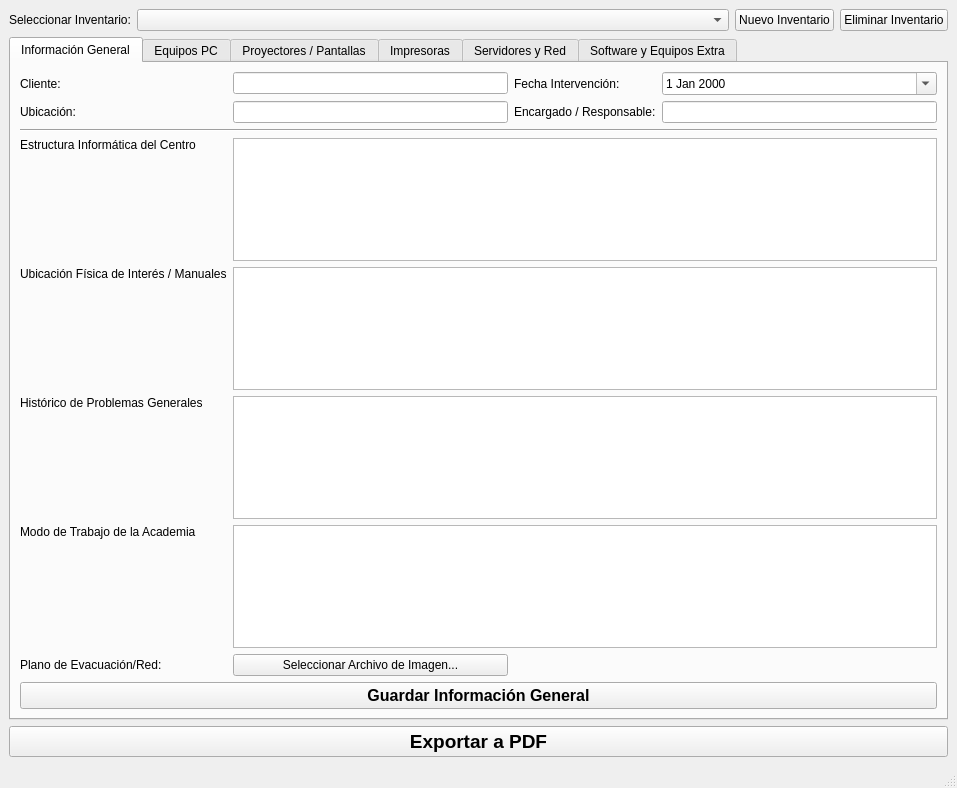
Above: ui_inventario.ui from SergeWinters/inventario_informatico before the change. Below: the same form after it.
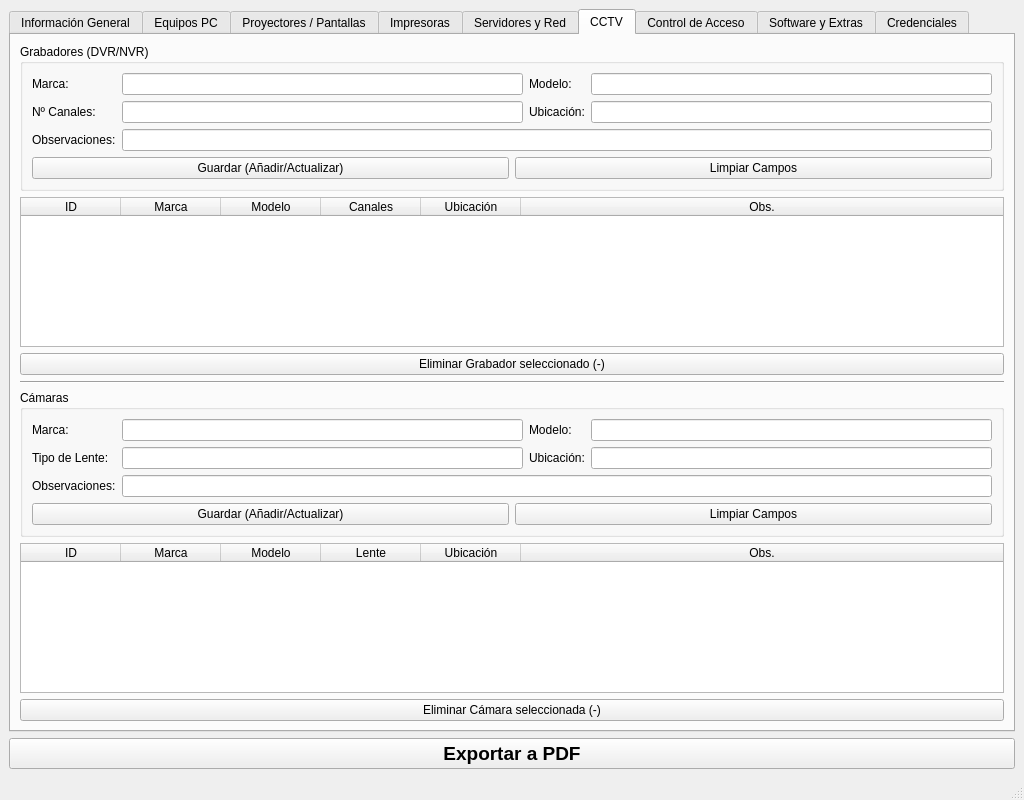
That is the form after the change. The open tabs and pages were chosen to show the change. Icons and pictures are not drawn.

Diff of the .ui file:
```diff
--- a/ui_inventario.ui
+++ b/ui_inventario.ui
@@ -6,8 +6,8 @@
    <rect>
     <x>0</x>
     <y>0</y>
-    <width>957</width>
-    <height>788</height>
+    <width>1024</width>
+    <height>800</height>
    </rect>
   </property>
   <property name="windowTitle">
@@ -15,41 +15,6 @@
   </property>
   <widget class="QWidget" name="centralwidget">
    <layout class="QVBoxLayout" name="verticalLayout">
-    <item>
-     <layout class="QHBoxLayout" name="horizontalLayout">
-      <item>
-       <widget class="QLabel" name="label">
-        <property name="text">
-         <string>Seleccionar Inventario:</string>
-        </property>
-       </widget>
-      </item>
-      <item>
-       <widget class="QComboBox" name="combo_inventarios">
-        <property name="sizePolicy">
-         <sizepolicy hsizetype="Expanding" vsizetype="Fixed">
-          <horstretch>0</horstretch>
-          <verstretch>0</verstretch>
-         </sizepolicy>
-        </property>
-       </widget>
-      </item>
-      <item>
-       <widget class="QPushButton" name="btn_nuevo_inventario">
-        <property name="text">
-         <string>Nuevo Inventario</string>
-        </property>
-       </widget>
-      </item>
-      <item>
-       <widget class="QPushButton" name="btn_eliminar_inventario">
-        <property name="text">
-         <string>Eliminar Inventario</string>
-        </property>
-       </widget>
-      </item>
-     </layout>
-    </item>
     <item>
      <widget class="QTabWidget" name="tabs_main">
       <property name="currentIndex">
@@ -153,7 +118,7 @@
         <item row="6" column="0">
          <widget class="QLabel" name="label_9">
           <property name="text">
-           <string>Modo de Trabajo de la Academia</string>
+           <string>Modo de Trabajo</string>
           </property>
           <property name="alignment">
            <set>Qt::AlignLeading|Qt::AlignLeft|Qt::AlignTop</set>
@@ -839,9 +804,423 @@
         </item>
        </layout>
       </widget>
+      <widget class="QWidget" name="tab_cctv">
+       <attribute name="title">
+        <string>CCTV</string>
+       </attribute>
+       <layout class="QVBoxLayout" name="verticalLayout_8">
+        <item>
+         <widget class="QGroupBox" name="groupBox_8">
+          <property name="title">
+           <string>Grabadores (DVR/NVR)</string>
+          </property>
+          <layout class="QGridLayout" name="gridLayout_7">
+           <item row="0" column="0">
+            <widget class="QLabel" name="label_44">
+             <property name="text">
+              <string>Marca:</string>
+             </property>
+            </widget>
+           </item>
+           <item row="0" column="1">
+            <widget class="QLineEdit" name="input_cctv_rec_marca"/>
+           </item>
+           <item row="0" column="2">
+            <widget class="QLabel" name="label_45">
+             <property name="text">
+              <string>Modelo:</string>
+             </property>
+            </widget>
+           </item>
+           <item row="0" column="3">
+            <widget class="QLineEdit" name="input_cctv_rec_modelo"/>
+           </item>
+           <item row="1" column="0">
+            <widget class="QLabel" name="label_46">
+             <property name="text">
+              <string>Nº Canales:</string>
+             </property>
+            </widget>
+           </item>
+           <item row="1" column="1">
+            <widget class="QLineEdit" name="input_cctv_rec_canales"/>
+           </item>
+           <item row="1" column="2">
+            <widget class="QLabel" name="label_47">
+             <property name="text">
+              <string>Ubicación:</string>
+             </property>
+            </widget>
+           </item>
+           <item row="1" column="3">
+            <widget class="QLineEdit" name="input_cctv_rec_ubicacion"/>
+           </item>
+           <item row="2" column="0">
+            <widget class="QLabel" name="label_48">
+             <property name="text">
+              <string>Observaciones:</string>
+             </property>
+            </widget>
+           </item>
+           <item row="2" column="1" colspan="3">
+            <widget class="QLineEdit" name="input_cctv_rec_obs"/>
+           </item>
+           <item row="3" column="0" colspan="4">
+            <layout class="QHBoxLayout" name="horizontalLayout_13">
+             <item>
+              <widget class="QPushButton" name="btn_save_cctv_recorder">
+               <property name="text">
+                <string>Guardar (Añadir/Actualizar)</string>
+               </property>
+              </widget>
+             </item>
+             <item>
+              <widget class="QPushButton" name="btn_clear_cctv_recorder">
+               <property name="text">
+                <string>Limpiar Campos</string>
+               </property>
+              </widget>
+             </item>
+            </layout>
+           </item>
+          </layout>
+         </widget>
+        </item>
+        <item>
+         <widget class="QTableWidget" name="table_cctv_recorders">
+          <property name="selectionBehavior">
+           <enum>QAbstractItemView::SelectRows</enum>
+          </property>
+          <attribute name="horizontalHeaderStretchLastSection">
+           <bool>true</bool>
+          </attribute>
+          <column>
+           <property name="text">
+            <string>ID</string>
+           </property>
+          </column>
+          <column>
+           <property name="text">
+            <string>Marca</string>
+           </property>
+          </column>
+          <column>
+           <property name="text">
+            <string>Modelo</string>
+           </property>
+          </column>
+          <column>
+           <property name="text">
+            <string>Canales</string>
+           </property>
+          </column>
+          <column>
+           <property name="text">
+            <string>Ubicación</string>
+           </property>
+          </column>
+          <column>
+           <property name="text">
+            <string>Obs.</string>
+           </property>
+          </column>
+         </widget>
+        </item>
+        <item>
+         <widget class="QPushButton" name="btn_del_cctv_recorder">
+          <property name="text">
+           <string>Eliminar Grabador seleccionado (-)</string>
+          </property>
+         </widget>
+        </item>
+        <item>
+         <widget class="Line" name="line_4">
+          <property name="orientation">
+           <enum>Qt::Horizontal</enum>
+          </property>
+         </widget>
+        </item>
+        <item>
+         <widget class="QGroupBox" name="groupBox_9">
+          <property name="title">
+           <string>Cámaras</string>
+          </property>
+          <layout class="QGridLayout" name="gridLayout_8">
+           <item row="0" column="0">
+            <widget class="QLabel" name="label_49">
+             <property name="text">
+              <string>Marca:</string>
+             </property>
+            </widget>
+           </item>
+           <item row="0" column="1">
+            <widget class="QLineEdit" name="input_cctv_cam_marca"/>
+           </item>
+           <item row="0" column="2">
+            <widget class="QLabel" name="label_50">
+             <property name="text">
+              <string>Modelo:</string>
+             </property>
+            </widget>
+           </item>
+           <item row="0" column="3">
+            <widget class="QLineEdit" name="input_cctv_cam_modelo"/>
+           </item>
+           <item row="1" column="0">
+            <widget class="QLabel" name="label_51">
+             <property name="text">
+              <string>Tipo de Lente:</string>
+             </property>
+            </widget>
+           </item>
+           <item row="1" column="1">
+            <widget class="QLineEdit" name="input_cctv_cam_lente"/>
+           </item>
+           <item row="1" column="2">
+            <widget class="QLabel" name="label_52">
+             <property name="text">
+              <string>Ubicación:</string>
+             </property>
+            </widget>
+           </item>
+           <item row="1" column="3">
+            <widget class="QLineEdit" name="input_cctv_cam_ubicacion"/>
+           </item>
+           <item row="2" column="0">
+            <widget class="QLabel" name="label_53">
+             <property name="text">
+              <string>Observaciones:</string>
+             </property>
+            </widget>
+           </item>
+           <item row="2" column="1" colspan="3">
+            <widget class="QLineEdit" name="input_cctv_cam_obs"/>
+           </item>
+           <item row="3" column="0" colspan="4">
+            <layout class="QHBoxLayout" name="horizontalLayout_14">
+             <item>
+              <widget class="QPushButton" name="btn_save_cctv_camera">
+               <property name="text">
+                <string>Guardar (Añadir/Actualizar)</string>
+               </property>
+              </widget>
+             </item>
+             <item>
+              <widget class="QPushButton" name="btn_clear_cctv_camera">
+               <property name="text">
+                <string>Limpiar Campos</string>
+               </property>
+              </widget>
+             </item>
+            </layout>
+           </item>
+          </layout>
+         </widget>
+        </item>
+        <item>
+         <widget class="QTableWidget" name="table_cctv_cameras">
+          <property name="selectionBehavior">
+           <enum>QAbstractItemView::SelectRows</enum>
+          </property>
+          <attribute name="horizontalHeaderStretchLastSection">
+           <bool>true</bool>
+          </attribute>
+          <column>
+           <property name="text">
+            <string>ID</string>
+           </property>
+          </column>
+          <column>
+           <property name="text">
+            <string>Marca</string>
+           </property>
+          </column>
+          <column>
+           <property name="text">
+            <string>Modelo</string>
+           </property>
+          </column>
+          <column>
+           <property name="text">
+            <string>Lente</string>
+           </property>
+          </column>
+          <column>
+           <property name="text">
+            <string>Ubicación</string>
+           </property>
+          </column>
+          <column>
+           <property name="text">
+            <string>Obs.</string>
+           </property>
+          </column>
+         </widget>
+        </item>
+        <item>
+         <widget class="QPushButton" name="btn_del_cctv_camera">
+          <property name="text">
+           <string>Eliminar Cámara seleccionada (-)</string>
+          </property>
+         </widget>
+        </item>
+       </layout>
+      </widget>
+      <widget class="QWidget" name="tab_accesos">
+       <attribute name="title">
+        <string>Control de Acceso</string>
+       </attribute>
+       <layout class="QVBoxLayout" name="verticalLayout_9">
+        <item>
+         <widget class="QGroupBox" name="groupBox_10">
+          <property name="title">
+           <string>Añadir / Editar Dispositivo de Acceso</string>
+          </property>
+          <layout class="QGridLayout" name="gridLayout_9">
+           <item row="0" column="0">
+            <widget class="QLabel" name="label_54">
+             <property name="text">
+              <string>Marca:</string>
+             </property>
+            </widget>
+           </item>
+           <item row="0" column="1">
+            <widget class="QLineEdit" name="input_acceso_marca"/>
+           </item>
+           <item row="0" column="2">
+            <widget class="QLabel" name="label_55">
+             <property name="text">
+              <string>Modelo:</string>
+             </property>
+            </widget>
+           </item>
+           <item row="0" column="3">
+            <widget class="QLineEdit" name="input_acceso_modelo"/>
+           </item>
+           <item row="1" column="0">
+            <widget class="QLabel" name="label_56">
+             <property name="text">
+              <string>Tipo:</string>
+             </property>
+            </widget>
+           </item>
+           <item row="1" column="1">
+            <widget class="QComboBox" name="combo_acceso_tipo">
+             <item>
+              <property name="text">
+               <string>Biométrico</string>
+              </property>
+             </item>
+             <item>
+              <property name="text">
+               <string>Tarjeta RFID</string>
+              </property>
+             </item>
+             <item>
+              <property name="text">
+               <string>Contraseña</string>
+              </property>
+             </item>
+             <item>
+              <property name="text">
+               <string>Mixto</string>
+              </property>
+             </item>
+            </widget>
+           </item>
+           <item row="1" column="2">
+            <widget class="QLabel" name="label_57">
+             <property name="text">
+              <string>Ubicación:</string>
+             </property>
+            </widget>
+           </item>
+           <item row="1" column="3">
+            <widget class="QLineEdit" name="input_acceso_ubicacion"/>
+           </item>
+           <item row="2" column="0">
+            <widget class="QLabel" name="label_58">
+             <property name="text">
+              <string>Observaciones:</string>
+             </property>
+            </widget>
+           </item>
+           <item row="2" column="1" colspan="3">
+            <widget class="QLineEdit" name="input_acceso_obs"/>
+           </item>
+           <item row="3" column="0" colspan="4">
+            <layout class="QHBoxLayout" name="horizontalLayout_15">
+             <item>
+              <widget class="QPushButton" name="btn_save_acceso">
+               <property name="text">
+                <string>Guardar (Añadir/Actualizar)</string>
+               </property>
+              </widget>
+             </item>
+             <item>
+              <widget class="QPushButton" name="btn_clear_acceso">
+               <property name="text">
+                <string>Limpiar Campos</string>
+               </property>
+              </widget>
+             </item>
+            </layout>
+           </item>
+          </layout>
+         </widget>
+        </item>
+        <item>
+         <widget class="QTableWidget" name="table_accesos">
+          <property name="selectionBehavior">
+           <enum>QAbstractItemView::SelectRows</enum>
+          </property>
+          <attribute name="horizontalHeaderStretchLastSection">
+           <bool>true</bool>
+          </attribute>
+          <column>
+           <property name="text">
+            <string>ID</string>
+           </property>
+          </column>
+          <column>
+           <property name="text">
+            <string>Marca</string>
+           </property>
+          </column>
+          <column>
+           <property name="text">
+            <string>Modelo</string>
+           </property>
+          </column>
+          <column>
+           <property name="text">
+            <string>Tipo</string>
+           </property>
+          </column>
+          <column>
+           <property name="text">
+            <string>Ubicación</string>
+           </property>
+          </column>
+          <column>
+           <property name="text">
+            <string>Obs.</string>
+           </property>
+          </column>
+         </widget>
+        </item>
+        <item>
+         <widget class="QPushButton" name="btn_del_acceso">
+          <property name="text">
+           <string>Eliminar Dispositivo seleccionado (-)</string>
+          </property>
+         </widget>
+        </item>
+       </layout>
+      </widget>
       <widget class="QWidget" name="tab_extras">
        <attribute name="title">
-        <string>Software y Equipos Extra</string>
+        <string>Software y Extras</string>
        </attribute>
        <layout class="QVBoxLayout" name="verticalLayout_6">
         <item>
@@ -930,6 +1309,130 @@
         </item>
        </layout>
       </widget>
+      <widget class="QWidget" name="tab_credenciales">
+       <attribute name="title">
+        <string>Credenciales</string>
+       </attribute>
+       <layout class="QVBoxLayout" name="verticalLayout_10">
+        <item>
+         <widget class="QGroupBox" name="groupBox_11">
+          <property name="title">
+           <string>Añadir / Editar Credencial (¡Manejar con cuidado!)</string>
+          </property>
+          <layout class="QGridLayout" name="gridLayout_11">
+           <item row="0" column="0">
+            <widget class="QLabel" name="label_59">
+             <property name="text">
+              <string>Elemento:</string>
+             </property>
+            </widget>
+           </item>
+           <item row="0" column="1">
+            <widget class="QLineEdit" name="input_cred_elemento">
+             <property name="placeholderText">
+              <string>Ej: Router Principal, BIOS PC-01, WiFi Invitados</string>
+             </property>
+            </widget>
+           </item>
+           <item row="1" column="0">
+            <widget class="QLabel" name="label_60">
+             <property name="text">
+              <string>Usuario:</string>
+             </property>
+            </widget>
+           </item>
+           <item row="1" column="1">
+            <widget class="QLineEdit" name="input_cred_usuario"/>
+           </item>
+           <item row="2" column="0">
+            <widget class="QLabel" name="label_61">
+             <property name="text">
+              <string>Contraseña:</string>
+             </property>
+            </widget>
+           </item>
+           <item row="2" column="1">
+            <widget class="QLineEdit" name="input_cred_clave">
+             <property name="echoMode">
+              <enum>QLineEdit::Password</enum>
+             </property>
+            </widget>
+           </item>
+           <item row="3" column="0">
+            <widget class="QLabel" name="label_62">
+             <property name="text">
+              <string>Notas:</string>
+             </property>
+            </widget>
+           </item>
+           <item row="3" column="1">
+            <widget class="QLineEdit" name="input_cred_notas"/>
+           </item>
+           <item row="4" column="0" colspan="2">
+            <layout class="QHBoxLayout" name="horizontalLayout_17">
+             <item>
+              <widget class="QPushButton" name="btn_save_credencial">
+               <property name="text">
+                <string>Guardar (Añadir/Actualizar)</string>
+               </property>
+              </widget>
+             </item>
+             <item>
+              <widget class="QPushButton" name="btn_clear_credencial">
+               <property name="text">
+                <string>Limpiar Campos</string>
+               </property>
+              </widget>
+             </item>
+            </layout>
+           </item>
+          </layout>
+         </widget>
+        </item>
+        <item>
+         <widget class="QTableWidget" name="table_credenciales">
+          <property name="selectionBehavior">
+           <enum>QAbstractItemView::SelectRows</enum>
+          </property>
+          <attribute name="horizontalHeaderStretchLastSection">
+           <bool>true</bool>
+          </attribute>
+          <column>
+           <property name="text">
+            <string>ID</string>
+           </property>
+          </column>
+          <column>
+           <property name="text">
+            <string>Elemento</string>
+           </property>
+          </column>
+          <column>
+           <property name="text">
+            <string>Usuario</string>
+           </property>
+          </column>
+          <column>
+           <property name="text">
+            <string>Contraseña</string>
+           </property>
+          </column>
+          <column>
+           <property name="text">
+            <string>Notas</string>
+           </property>
+          </column>
+         </widget>
+        </item>
+        <item>
+         <widget class="QPushButton" name="btn_del_credencial">
+          <property name="text">
+           <string>Eliminar Credencial seleccionada (-)</string>
+          </property>
+         </widget>
+        </item>
+       </layout>
+      </widget>
      </widget>
     </item>
     <item>
```
Left out of the diff: 355 changed lines with no effect on the pictures.
